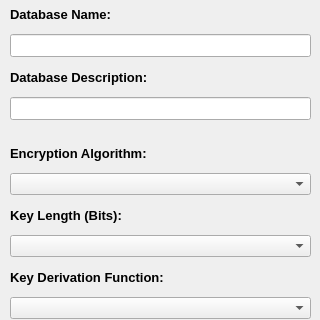
This is Forms/DatabaseCreator.ui in AdrianoGoede/PassForge as Qt 5 draws it before an edit; both pictures show x 0 to 320 and y 0 to 320 of the 320 by 570 pixel window. The edited form follows.
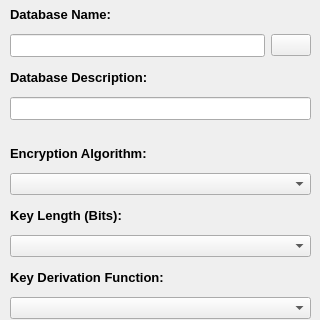
This is the edited form. Icons and pictures are not drawn.

Commit message: Database creation added with basic data

What changed in the file:
```diff
--- a/Forms/DatabaseCreator.ui
+++ b/Forms/DatabaseCreator.ui
@@ -91,7 +91,7 @@
      <height>521</height>
     </rect>
    </property>
-   <layout class="QVBoxLayout" name="DatabaseCreatorLayout" stretch="2,2,2,2,1,2,2,2,2,2,2,2,2,1,2,2,2,2">
+   <layout class="QVBoxLayout" name="DatabaseCreatorLayout" stretch="2,0,2,2,1,2,2,2,2,2,2,2,2,1,2,2,2,2">
     <property name="leftMargin">
      <number>10</number>
     </property>
@@ -115,7 +115,12 @@
      </widget>
     </item>
     <item>
+     <layout class="QHBoxLayout" name="DatabaseCreatorNameLayout">
+      <item>
      <widget class="QLineEdit" name="DatabaseNameLineEdit">
+        <property name="enabled">
+         <bool>true</bool>
+        </property>
       <property name="font">
        <font>
         <pointsize>10</pointsize>
@@ -125,7 +130,22 @@
       <property name="alignment">
        <set>Qt::AlignmentFlag::AlignCenter</set>
       </property>
-     </widget>
+        <property name="readOnly">
+         <bool>true</bool>
+        </property>
+       </widget>
+      </item>
+      <item>
+       <widget class="QPushButton" name="DatabaseNameSelectPushButton">
+        <property name="text">
+         <string/>
+        </property>
+        <property name="icon">
+         <iconset theme="QIcon::ThemeIcon::DocumentOpen"/>
+        </property>
+       </widget>
+      </item>
+     </layout>
     </item>
     <item>
      <widget class="QLabel" name="DatabaseDescriptionLabel">
```
Lines whose indentation alone changed are shown as unchanged. The commit also changes 11 other files.
